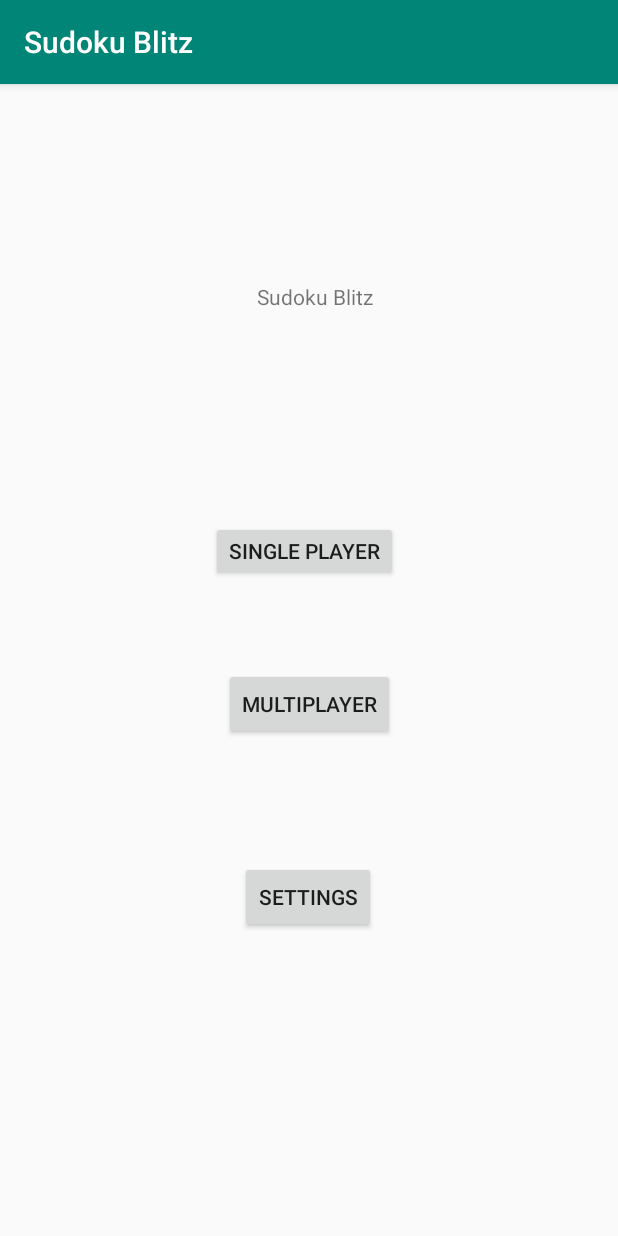
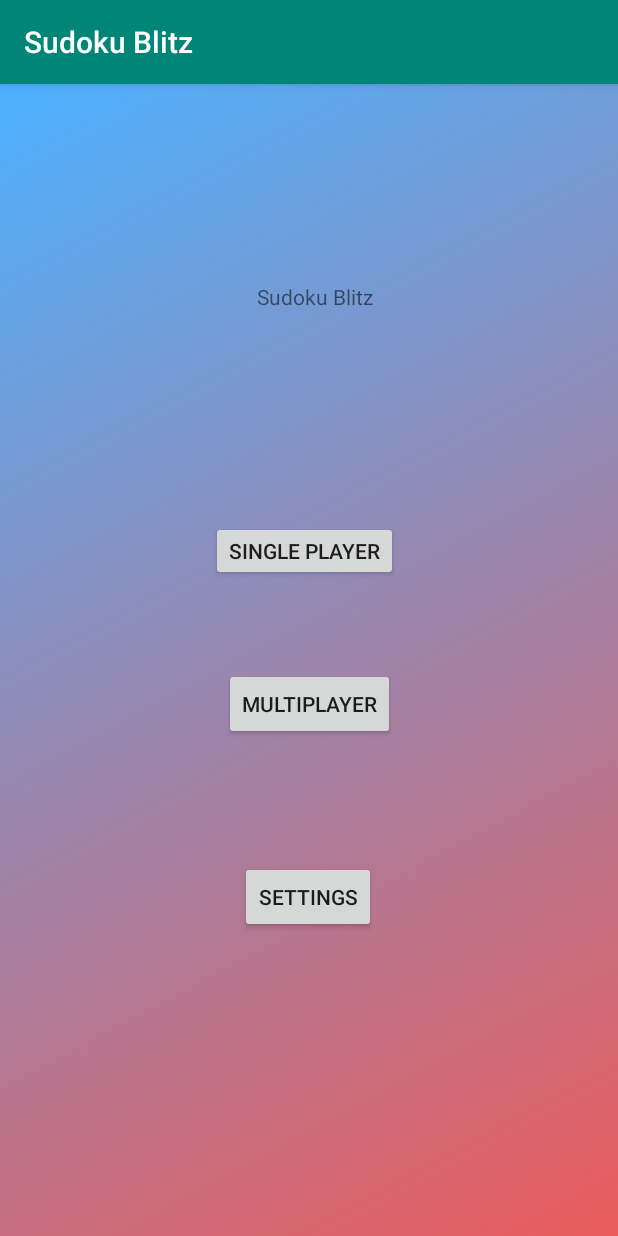
Before and after one commit to best-cat-hustlers/cs446-project, an Android app: the screen it shows after launch (MainActivity), on a phone screen of 412 x 824 dp. Run offline under Robolectric (Android 15) with nearby library versions, the phone set to English and light mode, and no system bars.

Commit message:
Change background of MainSettings, GameSetup and Main

```diff
--- a/app/src/main/res/layout/activity_game_setup.xml
+++ b/app/src/main/res/layout/activity_game_setup.xml
@@ -4,6 +4,7 @@
     xmlns:tools="http://schemas.android.com/tools"
     android:layout_width="match_parent"
     android:layout_height="match_parent"
+    android:background="@drawable/background_gradient_red_blue"
     tools:context=".GameSetupActivity">
 
     <Button
--- a/app/src/main/res/layout/activity_main.xml
+++ b/app/src/main/res/layout/activity_main.xml
@@ -4,6 +4,7 @@
     xmlns:tools="http://schemas.android.com/tools"
     android:layout_width="match_parent"
     android:layout_height="match_parent"
+    android:background="@drawable/background_gradient_red_blue"
     tools:context=".MainActivity">
 
     <Button
--- a/app/src/main/res/layout/activity_main_settings.xml
+++ b/app/src/main/res/layout/activity_main_settings.xml
@@ -4,6 +4,7 @@
     xmlns:tools="http://schemas.android.com/tools"
     android:layout_width="match_parent"
     android:layout_height="match_parent"
+    android:background="@drawable/background_gradient_red_blue"
     tools:context=".MainSettingsActivity">
 
     <Switch
```
